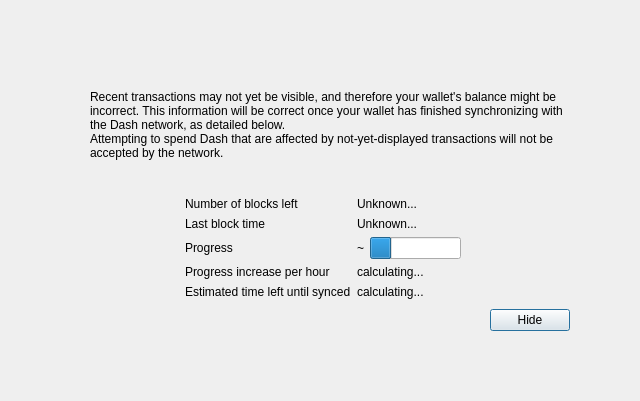
First picture: the form in src/qt/forms/modaloverlay.ui, repository amerocrypto/amero2, before the edit.
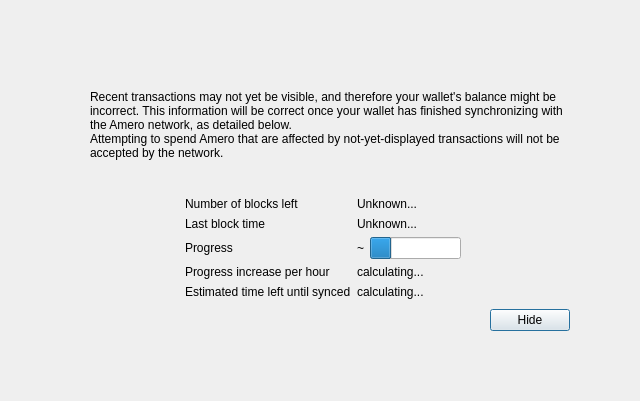
Second picture: the form after the edit. Custom widgets are drawn as their Qt base class.

Patch:
```diff
--- a/src/qt/forms/modaloverlay.ui
+++ b/src/qt/forms/modaloverlay.ui
@@ -111,7 +111,7 @@
              <item>
               <widget class="QLabel" name="infoText">
                <property name="text">
-                <string>Recent transactions may not yet be visible, and therefore your wallet's balance might be incorrect. This information will be correct once your wallet has finished synchronizing with the Dash network, as detailed below.</string>
+                <string>Recent transactions may not yet be visible, and therefore your wallet's balance might be incorrect. This information will be correct once your wallet has finished synchronizing with the Amero network, as detailed below.</string>
                </property>
                <property name="textFormat">
                 <enum>Qt::RichText</enum>
@@ -124,7 +124,7 @@
              <item>
               <widget class="QLabel" name="infoTextStrong">
                <property name="text">
-                <string>Attempting to spend Dash that are affected by not-yet-displayed transactions will not be accepted by the network.</string>
+                <string>Attempting to spend Amero that are affected by not-yet-displayed transactions will not be accepted by the network.</string>
                </property>
                <property name="textFormat">
                 <enum>Qt::RichText</enum>
```
